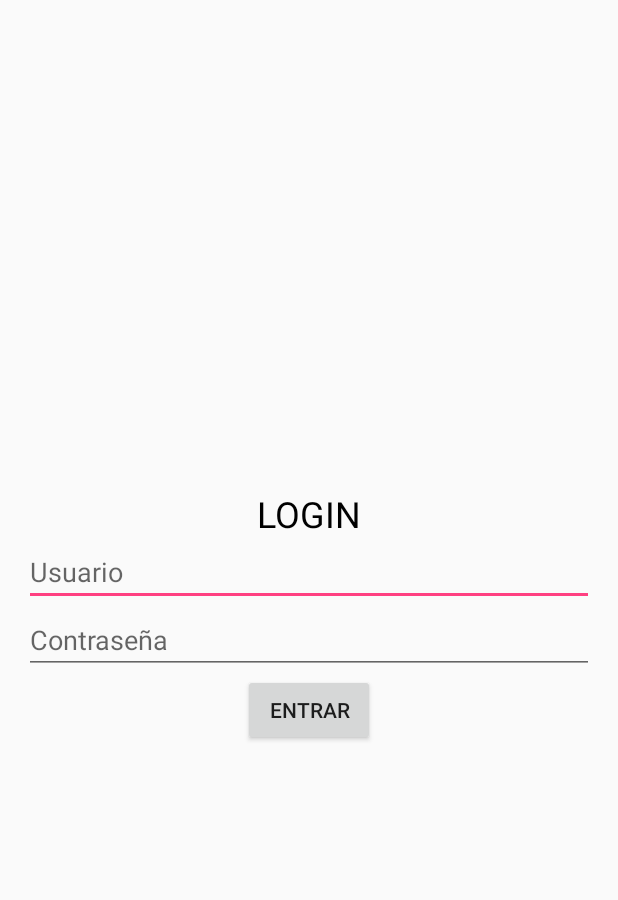
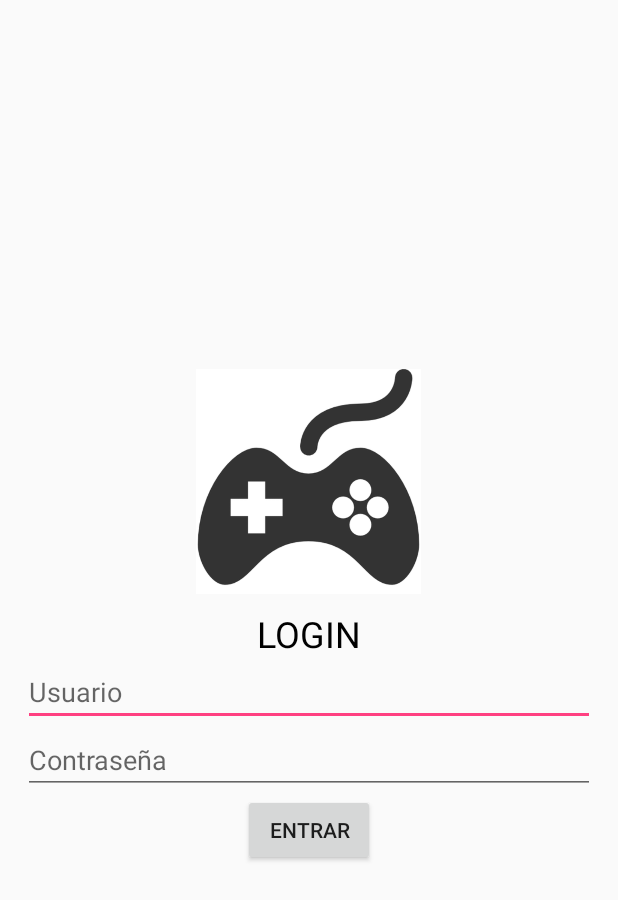
Before and after one commit to Johnvladimir/GameNews, an Android app: the screen it shows after launch (MainActivity), on a phone screen of 412 x 824 dp. Shown: the top 900 px of the screen. Run offline under Robolectric (Android 15) with nearby library versions, the phone set to English and light mode, and no system bars.

```diff
--- a/app/src/main/java/com/example/john/gamenews/Fragmentos/Fragment_Tab_lol.java
+++ b/app/src/main/java/com/example/john/gamenews/Fragmentos/Fragment_Tab_lol.java
@@ -1,5 +1,6 @@
 package com.example.john.gamenews.Fragmentos;
 
+import android.annotation.SuppressLint;
 import android.content.Context;
 import android.graphics.Color;
 import android.net.Uri;
@@ -32,8 +33,6 @@ public class Fragment_Tab_lol extends Fragment {
     public  Fragment_Tab_lol(){
     }
 
-
-    // TODO: Rename and change types and number of parameters
     public static Fragment_Tab_lol newInstance(String param1, String param2) {
         Fragment_Tab_lol fragment = new Fragment_Tab_lol();
         Bundle args = new Bundle();
--- a/app/src/main/java/com/example/john/gamenews/Fragmentos/Fragments_Add_Tabs/Fragment_Tab_Top_Players.java
+++ b/app/src/main/java/com/example/john/gamenews/Fragmentos/Fragments_Add_Tabs/Fragment_Tab_Top_Players.java
@@ -26,7 +26,6 @@ import retrofit2.Response;
 import retrofit2.Retrofit;
 import retrofit2.converter.gson.GsonConverterFactory;
 
-
 public class Fragment_Tab_Top_Players extends Fragment {
     private OnFragmentInteractionListener mListener;
 
@@ -52,6 +51,7 @@ public class Fragment_Tab_Top_Players extends Fragment {
     @Override
     public void onCreate(Bundle savedInstanceState) {
         super.onCreate(savedInstanceState);
+
     }
 
     @Override
--- a/app/src/main/java/com/example/john/gamenews/MainActivity.java
+++ b/app/src/main/java/com/example/john/gamenews/MainActivity.java
@@ -45,12 +45,13 @@ public class MainActivity extends AppCompatActivity {
                     @Override
                     public void onResponse(Call<LoginUsuario> call, Response<LoginUsuario> response) {
                         if (response.isSuccessful()) {
-                            Log.d(TAG,"onResponse isSuccessful");
+                            Log.d(TAG, "onResponse isSuccessful");
                             loginUsuario = response.body();
 
                             if (loginUsuario.getToken() != null) {
                                 Intent intent = new Intent(MainActivity.this, NavDraw.class);
                                 startActivity(intent);
+                                finish();
                             }
                         } else {
                             Log.d(TAG, "onResponse: " + response.errorBody());
--- a/app/src/main/res/layout/activity_main.xml
+++ b/app/src/main/res/layout/activity_main.xml
@@ -1,14 +1,29 @@
 <?xml version="1.0" encoding="utf-8"?>
 <LinearLayout xmlns:android="http://schemas.android.com/apk/res/android"
-    xmlns:app="http://schemas.android.com/apk/res-auto"
     xmlns:tools="http://schemas.android.com/tools"
     android:layout_width="match_parent"
     android:layout_height="match_parent"
     android:gravity="center"
     android:orientation="vertical"
-    android:paddingLeft="16dp"
-    android:paddingRight="16dp"
+    android:padding="15dp"
     tools:context=".MainActivity">
+
+    <ScrollView
+        android:layout_width="match_parent"
+        android:layout_height="wrap_content"
+        android:gravity="center">
+
+        <LinearLayout
+            android:layout_width="match_parent"
+            android:layout_height="match_parent"
+            android:gravity="center"
+            android:orientation="vertical">
+
+            <ImageView
+                android:layout_width="150dp"
+                android:layout_height="150dp"
+                android:layout_marginBottom="10dp"
+                android:src="@drawable/game_news_login" />
 
             <TextView
                 android:layout_width="wrap_content"
@@ -36,3 +51,7 @@
                 android:text="entrar" />
 
         </LinearLayout>
+
+    </ScrollView>
+
+</LinearLayout>
--- a/app/src/main/res/layout/navegation_action.xml
+++ b/app/src/main/res/layout/navegation_action.xml
@@ -14,6 +14,7 @@
 
         <android.support.v7.widget.Toolbar
             android:id="@+id/toolbar"
+            android:backgroundTint="#5D1049"
             android:layout_width="match_parent"
             android:layout_height="?attr/actionBarSize"
             android:background="?attr/colorPrimary"
--- a/app/src/main/res/values/colors.xml
+++ b/app/src/main/res/values/colors.xml
@@ -1,6 +1,6 @@
 <?xml version="1.0" encoding="utf-8"?>
 <resources>
-    <color name="colorPrimary">#3F51B5</color>
-    <color name="colorPrimaryDark">#303F9F</color>
+    <color name="colorPrimary">#5D1049</color>
+    <color name="colorPrimaryDark">#4E0D3A</color>
     <color name="colorAccent">#FF4081</color>
 </resources>
```
Also changed, not shown: app/src/main/java/com/example/john/gamenews/Adapters/AdapterRecycler.java (+1 -7 lines), app/src/main/java/com/example/john/gamenews/Fragmentos/Fragment_LogOut.java (added, +72 -0 lines), app/src/main/java/com/example/john/gamenews/Fragmentos/Fragment_noticias.java (+19 -1 lines), app/src/main/java/com/example/john/gamenews/NavDraw.java (+10 -1 lines), app/src/main/res/drawable/ic_favorite_black_24dp.xml (added, +9 -0 lines), app/src/main/res/drawable/rectangle.xml (added, +18 -0 lines), app/src/main/res/layout/fragment_fragment__log_out.xml (added, +8 -0 lines), app/src/main/res/layout/item_list_news.xml (+15 -2 lines), app/src/main/res/layout/item_list_players.xml (+14 -2 lines), app/src/main/res/layout/navegation_header.xml (+11 -2 lines), app/src/main/res/menu/nav_menu.xml (+6 -1 lines), app/src/main/res/drawable/foto.png (deleted), app/src/main/res/drawable/game_news_login.png (added). Lines whose indentation alone changed are shown as unchanged.
